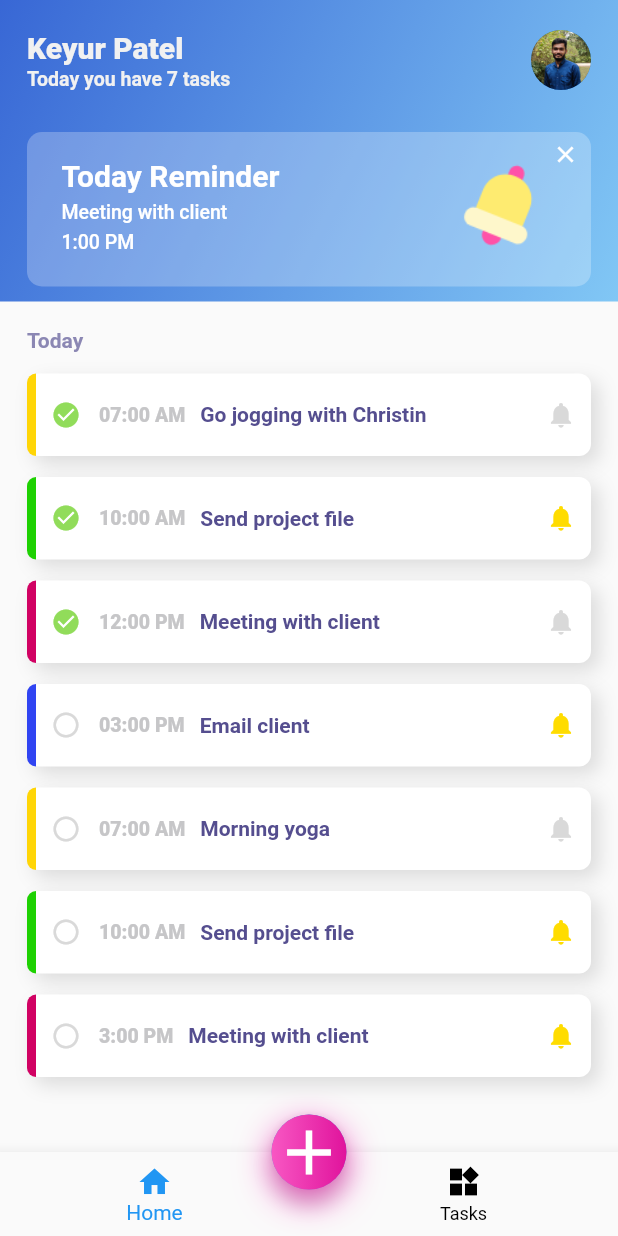
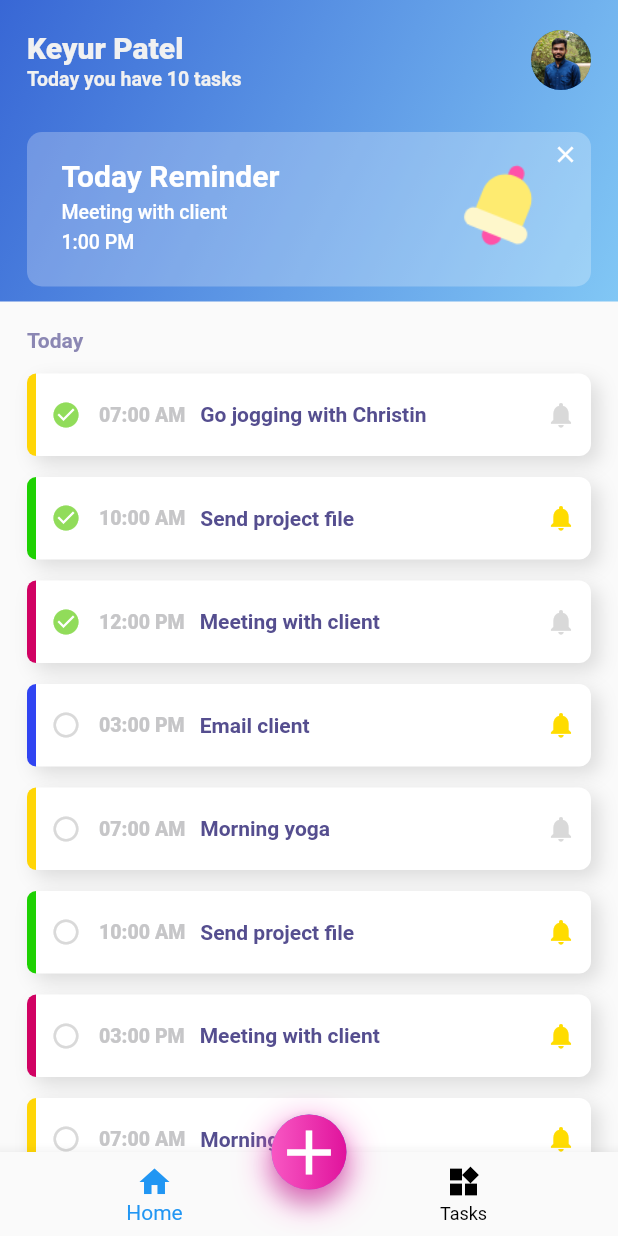
Before and after one commit to pkeyur18/TodoApplicationFlutter, a Flutter app: the HomeTasksPage screen opened by its route, on a phone screen of 412 x 824 dp. Run offline on Flutter 3.47's test engine with Material 2 defaults, Android fonts, the phone set to English and light mode, and no system bars.

Commit message:
tasks home page completed

```diff
--- a/lib/home/home_tasks.dart
+++ b/lib/home/home_tasks.dart
@@ -32,11 +32,9 @@ class _HomeTasksPageState extends State<HomeTasksPage> {
             child: Container(
               child: Column(children: [
                 _todayReminder(context),
-                Container(
-                  child: Expanded(
+                Expanded(
                   child: SingleChildScrollView(
                     child: _homeDashboard(context),
-                    ),
                   ),
                 ),
               ]),
@@ -76,8 +74,7 @@ class _HomeTasksPageState extends State<HomeTasksPage> {
   }
 
   Widget _homeDashboard(BuildContext context) {
-    return Expanded(
-      child: Container(
+    return Container(
       margin: EdgeInsets.only(
         top: 18,
         left: 18,
@@ -101,20 +98,7 @@ class _HomeTasksPageState extends State<HomeTasksPage> {
             ),
           ),
           for (var data in myTodoList) CustomTodoTile(data),
-            // new Expanded(
-            //   child: ListView.builder(
-            //     itemCount: myTodoList.length,
-            //     itemBuilder: (context, index) {
-            //       return GestureDetector(
-            //           onTap: () {
-            //             setState(() {});
-            //           },
-            //           child: CustomTodoTile(myTodoList[index]));
-            //     },
-            //   ),
-            // ),
         ],
-        ),
       ),
     );
   }
--- a/lib/model/my_tasks.dart
+++ b/lib/model/my_tasks.dart
@@ -89,8 +89,32 @@ List<TodoTasksModel> myTodoList = [
   new TodoTasksModel(
     7,
     "Meeting",
-    "3:00 PM",
+    "03:00 PM",
     "Meeting with client",
+    true,
+    false,
+  ),
+  new TodoTasksModel(
+    8,
+    "Personal",
+    "07:00 AM",
+    "Morning yoga",
+    true,
+    false,
+  ),
+  new TodoTasksModel(
+    9,
+    "Meeting",
+    "03:00 PM",
+    "Meeting with client",
+    true,
+    false,
+  ),
+  new TodoTasksModel(
+    10,
+    "Personal",
+    "07:00 AM",
+    "Go jogging with Christin",
     true,
     false,
   ),
```
Lines whose indentation alone changed are shown as unchanged.
